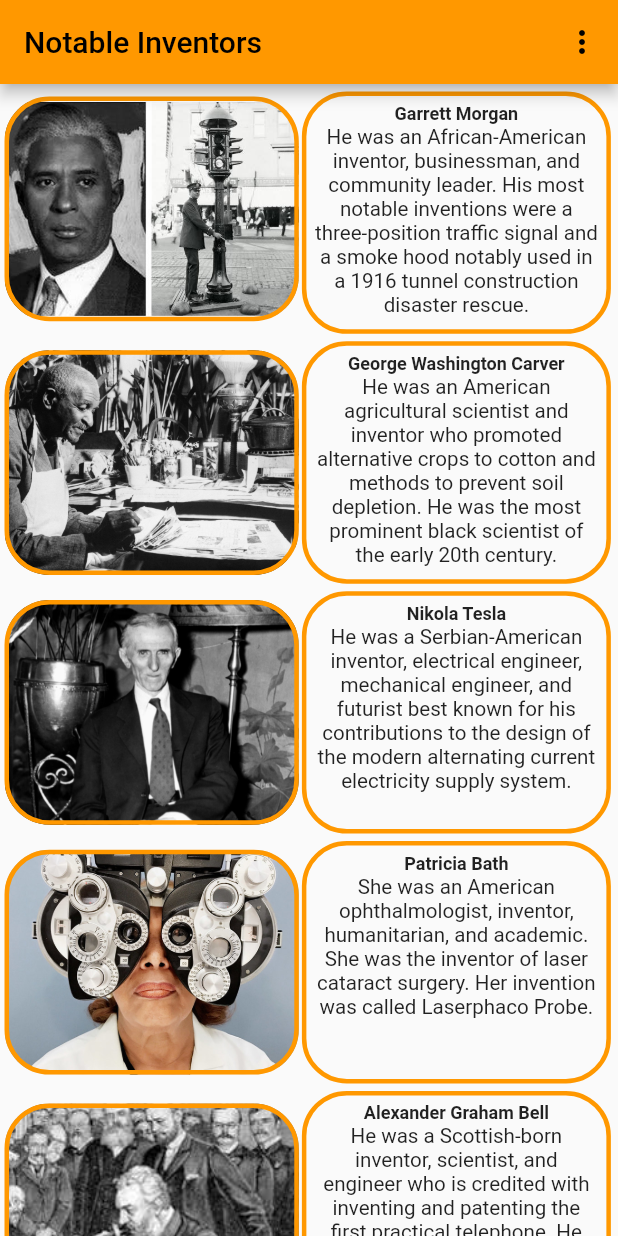
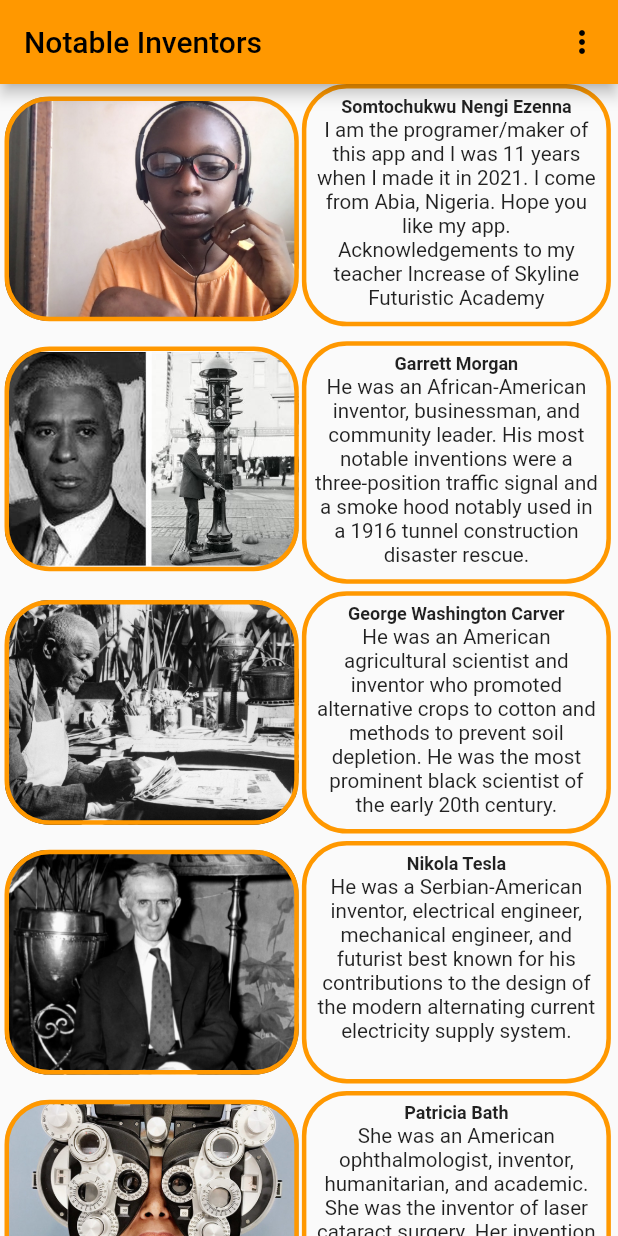
Before and after one commit to MeSomto/notable-inventors, a Flutter app: the screen it shows after launch, on a phone screen of 412 x 824 dp. Run offline on Flutter 3.47's test engine with Material 2 defaults, Android fonts, the phone set to English and light mode, and no system bars; network calls fail.

Commit message:
Me and teacher

```diff
--- a/lib/main.dart
+++ b/lib/main.dart
@@ -74,6 +74,10 @@ class HomePage extends StatelessWidget {
             child: Column(
               //mainAxisAlignment: MainAxisAlignment.center,
               children: [
+                NotableInventors2(imageUrl: 'assets/images/Me.jpg',
+                  url: '',
+                  text: 'I am the programer/maker of this app and I was 11 years when I made it in 2021. I come from Abia, Nigeria. Hope you like my app. Acknowledgements to my teacher Increase of Skyline Futuristic Academy',
+                  title: 'Somtochukwu Nengi Ezenna',),
                 SingleChildScrollView(
                   scrollDirection: Axis.horizontal,
                   child: GestureDetector(
@@ -1301,10 +1305,7 @@ class HomePage extends StatelessWidget {
                   url: 'https://en.wikipedia.org/wiki/Montgolfier_brothers',
                   text: 'Joseph-Michel Montgolfier and Jacques-Étienne Montgolfier, were aviation pioneers, balloonists and paper manufacturers from the commune Annonay in France.',
                   title: 'Montgolfier brothers',),
-                NotableInventors2(imageUrl: 'assets/images/Me.jpg',
-                  url: '',
-                  text: 'I am the programer/maker of this app and I was 11years when I made. I come from Abia, Nigeria. Hope you like my app.',
-                  title: 'Somtochukwu Nengi Ezenna',),
+
               ],
             ),
           ),
```
